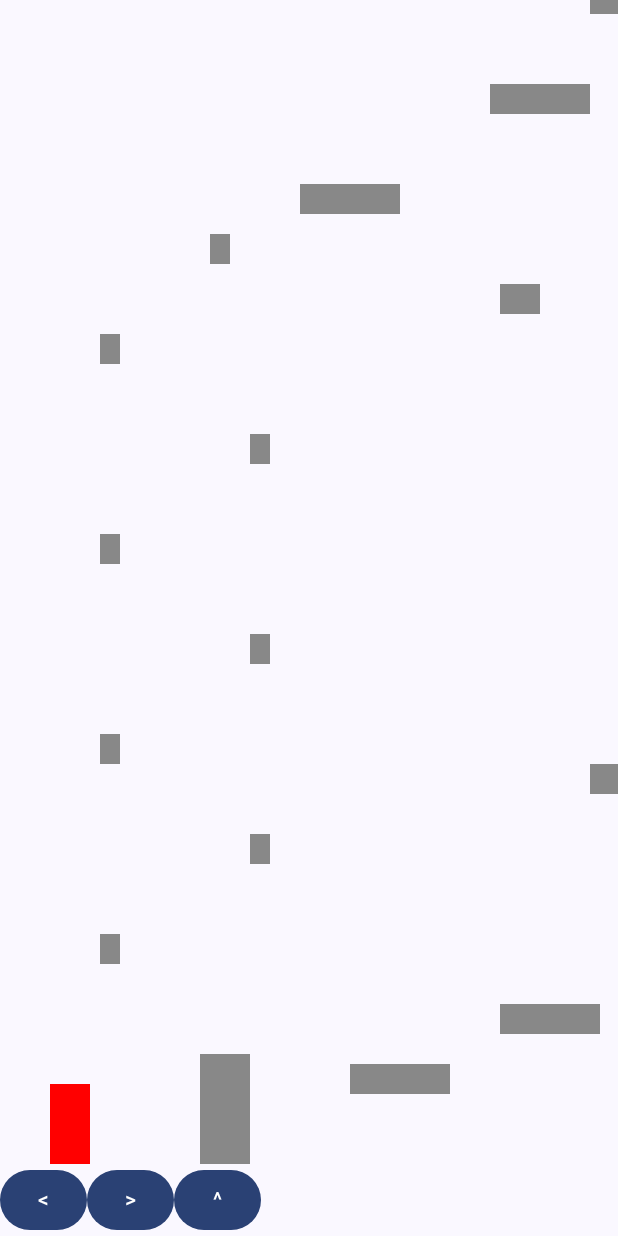
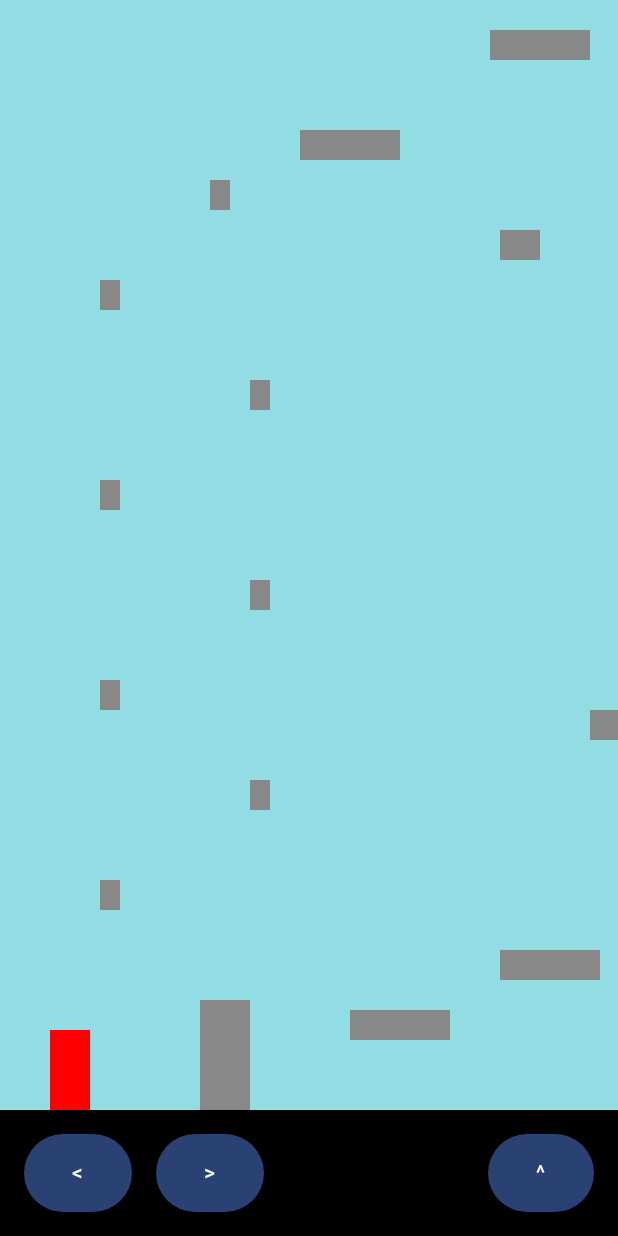
Before and after one commit to yDelouis/auguste, an Android app built with Jetpack Compose: the MarioActivity screen opened directly, with no data from a screen before it, on a phone screen of 412 x 824 dp. Run offline under Robolectric (Android 15) with nearby library versions, the phone set to English and light mode, and no system bars.

Commit message:
Amélioration des boutons

```diff
--- a/app/src/main/java/com/example/myapp/mario/MarioActivity.kt
+++ b/app/src/main/java/com/example/myapp/mario/MarioActivity.kt
@@ -9,9 +9,11 @@ import androidx.compose.foundation.interaction.PressInteraction
 import androidx.compose.foundation.layout.Box
 import androidx.compose.foundation.layout.Column
 import androidx.compose.foundation.layout.Row
+import androidx.compose.foundation.layout.Spacer
 import androidx.compose.foundation.layout.fillMaxSize
 import androidx.compose.foundation.layout.fillMaxWidth
 import androidx.compose.foundation.layout.padding
+import androidx.compose.foundation.layout.width
 import androidx.compose.material3.Button
 import androidx.compose.material3.Scaffold
 import androidx.compose.material3.Text
@@ -23,6 +25,7 @@ import androidx.compose.ui.graphics.Color
 import androidx.compose.ui.layout.Layout
 import androidx.compose.ui.tooling.preview.Preview
 import androidx.compose.ui.unit.Constraints
+import androidx.compose.ui.unit.dp
 import androidx.lifecycle.lifecycleScope
 import com.example.myapp.ui.theme.MyAppTheme
 import kotlinx.coroutines.Dispatchers
@@ -54,9 +57,11 @@ fun Interface(jeu: Jeu, modifier: Modifier = Modifier) {
 
 @Composable
 fun BarreDesBoutons(jeu: Jeu, modifier: Modifier = Modifier) {
-    Row(modifier) {
+    Row(modifier.background(color = Color.Black).padding(16.dp)) {
         Bouton("<", jeu::onLeftPressed, jeu::onLeftReleased)
+        Spacer(Modifier.width(16.dp))
         Bouton(">", jeu::onRightPressed, jeu::onRightReleased)
+        Spacer(Modifier.weight(1f))
         Bouton("^", jeu::onJumpPressed, jeu::onJumpReleased)
     }
 }
@@ -75,13 +80,13 @@ private fun Bouton(text: String, onPressed: () -> Unit, onReleased: () -> Unit)
         }
     }
     Button(onClick = { }, interactionSource = interactionSource) {
-        Text(text)
+        Text(text, modifier = Modifier.padding(8.dp))
     }
 }
 
 @Composable
 private fun Monde(monde: Jeu.Monde, modifier: Modifier = Modifier) {
-    Layout(modifier = modifier, content = {
+    Layout(modifier = modifier.background(color = Color(146,221,228)), content = {
         monde.obstacles.forEach { obstacle: Obstacle ->
             ObstacleImage(obstacle)
         }
```
